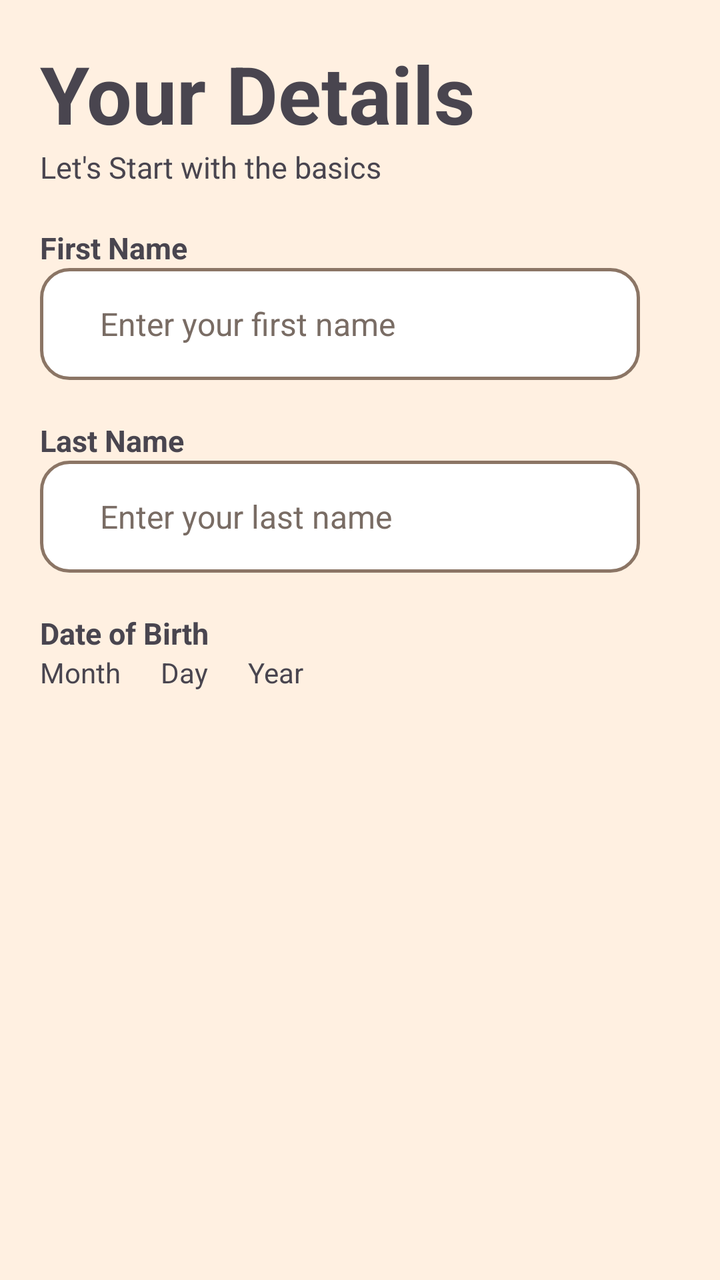
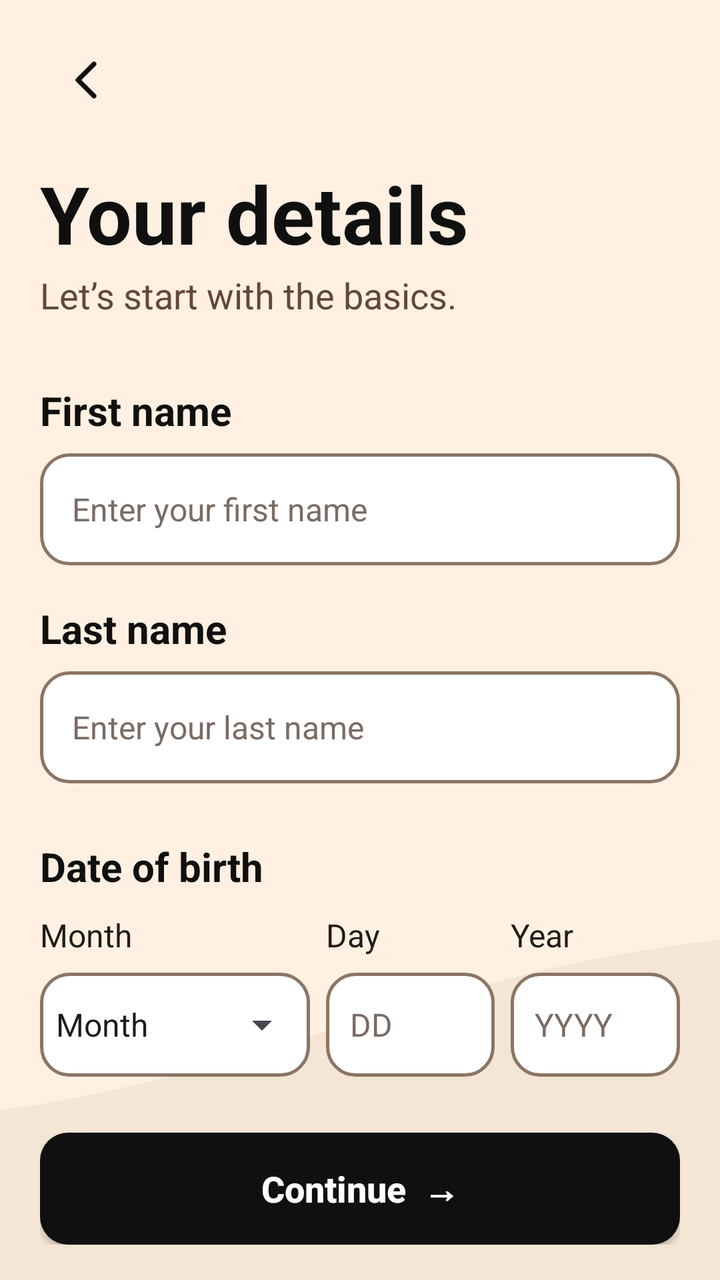

Compare the two renders of this Android layout. The source of the first and the diff that turns it into the second are given below.
<!-- AndroidManifest.xml: application theme Theme.DormMate -->
<!-- res/layout/activity_sign_up.xml -->
<?xml version="1.0" encoding="utf-8"?>
<LinearLayout xmlns:android="http://schemas.android.com/apk/res/android"
    xmlns:app="http://schemas.android.com/apk/res-auto"
    xmlns:tools="http://schemas.android.com/tools"
    android:id="@+id/main"
    android:layout_width="match_parent"
    android:layout_height="match_parent"
    tools:context=".SignUp"
    android:gravity="top"
    android:background="@color/cream"
    android:orientation="vertical"
    >


    <TextView
        android:paddingTop="20dp"
        android:paddingLeft="20dp"
        android:layout_width="wrap_content"
        android:layout_height="wrap_content"
        android:textSize="40dp"
        android:textStyle="bold"
        android:text="Your Details"/>
    <TextView
        android:layout_width="wrap_content"
        android:layout_height="wrap_content"
        android:text="Let's Start with the basics"
        android:paddingLeft="20dp"
        android:textSize="15dp"/>
    <TextView
        android:layout_width="wrap_content"
        android:layout_height="wrap_content"
        android:paddingLeft="20dp"
        android:paddingTop="20dp"
        android:textSize="15dp"
        android:textStyle="bold"
        android:text="First Name"/>

    <EditText
        android:id="@+id/etFirstName"
        android:layout_width="300dp"
        android:layout_height="56dp"
        android:autofillHints="personGivenName"
        android:background="@drawable/rounded_input"
        android:backgroundTint="@null"
        android:gravity="center_vertical"
        android:hint="Enter your first name"
        android:inputType="textPersonName|textCapWords"
        android:paddingStart="30dp"
        android:paddingEnd="16dp"
        android:singleLine="true"
        android:textColor="#201B18"
        android:textColorHint="#796C64"
        android:textSize="16sp"
        android:layout_marginStart="20dp"/>

    <TextView
        android:layout_width="wrap_content"
        android:layout_height="wrap_content"
        android:paddingLeft="20dp"
        android:paddingTop="20dp"
        android:textSize="15dp"
        android:textStyle="bold"
        android:text="Last Name"/>

    <EditText
        android:id="@+id/etFirstName"
        android:layout_width="300dp"
        android:layout_height="56dp"
        android:autofillHints="personGivenName"
        android:background="@drawable/rounded_input"
        android:backgroundTint="@null"
        android:gravity="center_vertical"
        android:hint="Enter your last name"
        android:inputType="textPersonName|textCapWords"
        android:paddingStart="30dp"
        android:paddingEnd="16dp"
        android:singleLine="true"
        android:textColor="#201B18"
        android:textColorHint="#796C64"
        android:textSize="16sp"
        android:layout_marginStart="20dp"/>

    <TextView
        android:layout_width="wrap_content"
        android:layout_height="wrap_content"
        android:paddingLeft="20dp"
        android:paddingTop="20dp"
        android:textSize="15dp"
        android:textStyle="bold"
        android:text="Date of Birth"/>
    <LinearLayout
        android:layout_width="match_parent"
        android:layout_height="match_parent"
        android:orientation="horizontal"
        android:gravity="top">
        <TextView
            android:layout_width="wrap_content"
            android:layout_height="wrap_content"
            android:paddingStart="20sp"
            android:text="Month"/>
        <TextView
            android:layout_width="wrap_content"
            android:layout_height="wrap_content"
            android:paddingStart="20sp"
            android:text="Day"/>
        <TextView
            android:layout_width="wrap_content"
            android:layout_height="wrap_content"
            android:paddingStart="20sp"
            android:text="Year"/>
</LinearLayout>


</LinearLayout>
<!-- resources referenced by this layout -->
<resources>
  <color name="cream">#fff0e1</color>
  <style name="Theme.DormMate" parent="Base.Theme.DormMate" />
  <style name="Base.Theme.DormMate" parent="Theme.Material3.DayNight.NoActionBar">
          
          
          <item name="colorPrimary">@color/orange</item>
          <item name="colorOnPrimary">@color/white</item>
      </style>
  <color name="orange">#ed6445</color>
  <color name="white">#ffffff</color>
  <!-- unchanged entries left out for length: 1 -->
</resources>

<!-- the commit's change to res/layout/activity_sign_up.xml (unified diff, before → after) -->
@@ -1,114 +1,188 @@
 <?xml version="1.0" encoding="utf-8"?>
-<LinearLayout xmlns:android="http://schemas.android.com/apk/res/android"
-    xmlns:app="http://schemas.android.com/apk/res-auto"
+<FrameLayout xmlns:android="http://schemas.android.com/apk/res/android"
     xmlns:tools="http://schemas.android.com/tools"
     android:id="@+id/main"
     android:layout_width="match_parent"
     android:layout_height="match_parent"
-    tools:context=".SignUp"
-    android:gravity="top"
     android:background="@color/cream"
-    android:orientation="vertical"
-    >
+    tools:context=".SignUp2">
 
+    
+    <View
+        android:layout_width="match_parent"
+        android:layout_height="190dp"
+        android:layout_gravity="bottom"
+        android:background="@drawable/signup_wave"
+        android:importantForAccessibility="no" />
 
-    <TextView
-        android:paddingTop="20dp"
-        android:paddingLeft="20dp"
-        android:layout_width="wrap_content"
-        android:layout_height="wrap_content"
-        android:textSize="40dp"
-        android:textStyle="bold"
-        android:text="Your Details"/>
-    <TextView
-        android:layout_width="wrap_content"
-        android:layout_height="wrap_content"
-        android:text="Let's Start with the basics"
-        android:paddingLeft="20dp"
-        android:textSize="15dp"/>
-    <TextView
-        android:layout_width="wrap_content"
-        android:layout_height="wrap_content"
-        android:paddingLeft="20dp"
-        android:paddingTop="20dp"
-        android:textSize="15dp"
-        android:textStyle="bold"
-        android:text="First Name"/>
-
-    <EditText
-        android:id="@+id/etFirstName"
-        android:layout_width="300dp"
-        android:layout_height="56dp"
-        android:autofillHints="personGivenName"
-        android:background="@drawable/rounded_input"
-        android:backgroundTint="@null"
-        android:gravity="center_vertical"
-        android:hint="Enter your first name"
-        android:inputType="textPersonName|textCapWords"
-        android:paddingStart="30dp"
-        android:paddingEnd="16dp"
-        android:singleLine="true"
-        android:textColor="#201B18"
-        android:textColorHint="#796C64"
-        android:textSize="16sp"
-        android:layout_marginStart="20dp"/>
-
-    <TextView
-        android:layout_width="wrap_content"
-        android:layout_height="wrap_content"
-        android:paddingLeft="20dp"
-        android:paddingTop="20dp"
-        android:textSize="15dp"
-        android:textStyle="bold"
-        android:text="Last Name"/>
-
-    <EditText
-        android:id="@+id/etFirstName"
-        android:layout_width="300dp"
-        android:layout_height="56dp"
-        android:autofillHints="personGivenName"
-        android:background="@drawable/rounded_input"
-        android:backgroundTint="@null"
-        android:gravity="center_vertical"
-        android:hint="Enter your last name"
-        android:inputType="textPersonName|textCapWords"
-        android:paddingStart="30dp"
-        android:paddingEnd="16dp"
-        android:singleLine="true"
-        android:textColor="#201B18"
-        android:textColorHint="#796C64"
-        android:textSize="16sp"
-        android:layout_marginStart="20dp"/>
-
-    <TextView
-        android:layout_width="wrap_content"
-        android:layout_height="wrap_content"
-        android:paddingLeft="20dp"
-        android:paddingTop="20dp"
-        android:textSize="15dp"
-        android:textStyle="bold"
-        android:text="Date of Birth"/>
-    <LinearLayout
+    <ScrollView
         android:layout_width="match_parent"
         android:layout_height="match_parent"
-        android:orientation="horizontal"
-        android:gravity="top">
-        <TextView
-            android:layout_width="wrap_content"
+        android:fillViewport="true"
+        android:scrollbars="none">
+
+        <LinearLayout
+            android:layout_width="match_parent"
             android:layout_height="wrap_content"
-            android:paddingStart="20sp"
-            android:text="Month"/>
-        <TextView
-            android:layout_width="wrap_content"
-            android:layout_height="wrap_content"
-            android:paddingStart="20sp"
-            android:text="Day"/>
-        <TextView
-            android:layout_width="wrap_content"
-            android:layout_height="wrap_content"
-            android:paddingStart="20sp"
-            android:text="Year"/>
-</LinearLayout>
+            android:orientation="vertical"
+            android:paddingStart="20dp"
+            android:paddingTop="16dp"
+            android:paddingEnd="20dp"
+            android:paddingBottom="24dp">
 
+            <ImageButton
+                android:id="@+id/btnBack"
+                android:layout_width="48dp"
+                android:layout_height="48dp"
+                android:background="?attr/selectableItemBackgroundBorderless"
+                android:contentDescription="Back"
+                android:padding="12dp"
+                android:src="@drawable/signup_back" />
 
-</LinearLayout>
+            <TextView
+                android:layout_width="match_parent"
+                android:layout_height="wrap_content"
+                android:layout_marginTop="16dp"
+                android:text="Your details"
+                android:textColor="#101010"
+                android:textSize="40sp"
+                android:textStyle="bold" />
+
+            <TextView
+                android:layout_width="match_parent"
+                android:layout_height="wrap_content"
+                android:layout_marginTop="2dp"
+                android:text="Let’s start with the basics."
+                android:textColor="#634835"
+                android:textSize="18sp" />
+
+            <TextView
+                style="@style/SignUpLabel"
+                android:layout_marginTop="32dp"
+                android:labelFor="@+id/etFirstName"
+                android:text="First name" />
+
+            <EditText
+                android:id="@id/etFirstName"
+                style="@style/SignUpInput"
+                android:autofillHints="personGivenName"
+                android:hint="Enter your first name"
+                android:imeOptions="actionNext"
+                android:inputType="textPersonName|textCapWords" />
+
+            <TextView
+                style="@style/SignUpLabel"
+                android:layout_marginTop="18dp"
+                android:labelFor="@+id/etLastName"
+                android:text="Last name" />
+
+            <EditText
+                android:id="@id/etLastName"
+                style="@style/SignUpInput"
+                android:autofillHints="personFamilyName"
+                android:hint="Enter your last name"
+                android:imeOptions="actionNext"
+                android:inputType="textPersonName|textCapWords" />
+
+            <TextView
+                style="@style/SignUpLabel"
+                android:layout_marginTop="28dp"
+                android:text="Date of birth" />
+
+            <LinearLayout
+                android:layout_width="match_parent"
+                android:layout_height="wrap_content"
+                android:layout_marginTop="10dp"
+                android:baselineAligned="false"
+                android:orientation="horizontal">
+
+                
+                <LinearLayout
+                    android:layout_width="0dp"
+                    android:layout_height="wrap_content"
+                    android:layout_weight="1.6"
+                    android:orientation="vertical">
+
+                    <TextView
+                        style="@style/SignUpDateLabel"
+                        android:labelFor="@+id/spMonth"
+                        android:text="Month" />
+
+                    <FrameLayout
+                        android:layout_width="match_parent"
+                        android:layout_height="52dp"
+                        android:layout_marginTop="8dp"
+                        android:background="@drawable/rounded_input">
+
+                        <Spinner
+                            android:id="@id/spMonth"
+                            android:layout_width="match_parent"
+                            android:layout_height="match_parent"
+                            android:entries="@array/signup_months"
+                            android:spinnerMode="dropdown" />
+                    </FrameLayout>
+                </LinearLayout>
+
+                <LinearLayout
+                    android:layout_width="0dp"
+                    android:layout_height="wrap_content"
+                    android:layout_marginStart="8dp"
+                    android:layout_weight="1"
+                    android:orientation="vertical">
+
+                    <TextView
+                        style="@style/SignUpDateLabel"
+                        android:labelFor="@+id/etDay"
+                        android:text="Day" />
+
+                    <EditText
+                        android:id="@id/etDay"
+                        style="@style/SignUpDateInput"
+                        android:hint="DD"
+                        android:imeOptions="actionNext"
+                        android:maxLength="2" />
+                </LinearLayout>
+
+                <LinearLayout
+                    android:layout_width="0dp"
+                    android:layout_height="wrap_content"
+                    android:layout_marginStart="8dp"
+                    android:layout_weight="1"
+                    android:orientation="vertical">
+
+                    <TextView
+                        style="@style/SignUpDateLabel"
+                        android:labelFor="@+id/etYear"
+                        android:text="Year" />
+
+                    <EditText
+                        android:id="@id/etYear"
+                        style="@style/SignUpDateInput"
+                        android:hint="YYYY"
+                        android:imeOptions="actionDone"
+                        android:maxLength="4" />
+                </LinearLayout>
+            </LinearLayout>
+
+            
+            <Space
+                android:layout_width="1dp"
+                android:layout_height="0dp"
+                android:layout_weight="1" />
+
+            <android.widget.Button
+                android:id="@+id/btnContinue"
+                android:layout_width="match_parent"
+                android:layout_height="56dp"
+                android:layout_marginTop="28dp"
+                android:background="@drawable/signup_continue"
+                android:backgroundTint="@null"
+                android:text="Continue  →"
+                android:textAllCaps="false"
+                android:textColor="#FFFFFF"
+                android:textSize="18sp"
+                android:textStyle="bold" />
+
+        </LinearLayout>
+    </ScrollView>
+</FrameLayout>
<!-- resource entries referenced after the edit -->
@@ -1,6 +1,91 @@
 <!-- resources referenced by this layout -->
 <resources>
+  <string-array name="signup_months">
+          <item>Month</item>
+          <item>January</item>
+          <item>February</item>
+          <item>March</item>
+          <item>April</item>
+          <item>May</item>
+          <item>June</item>
+          <item>July</item>
+          <item>August</item>
+          <item>September</item>
+          <item>October</item>
+          <item>November</item>
+          <item>December</item>
+      </string-array>
   <color name="cream">#fff0e1</color>
+  <!-- drawable signup_back (drawable) -->
+  <?xml version="1.0" encoding="utf-8"?>
+  <vector xmlns:android="http://schemas.android.com/apk/res/android"
+      android:width="24dp"
+      android:height="24dp"
+      android:viewportWidth="24"
+      android:viewportHeight="24"
+      android:autoMirrored="true">
+      <path
+          android:pathData="M15,4 L7,12 L15,20"
+          android:strokeColor="#101010"
+          android:strokeWidth="2.4"
+          android:strokeLineCap="round"
+          android:strokeLineJoin="round" />
+  </vector>
+  <!-- drawable signup_continue (drawable) -->
+  <?xml version="1.0" encoding="utf-8"?>
+  <ripple xmlns:android="http://schemas.android.com/apk/res/android"
+      android:color="#40FFFFFF">
+      <item>
+          <shape android:shape="rectangle">
+              <solid android:color="#101010" />
+              <corners android:radius="14dp" />
+          </shape>
+      </item>
+  </ripple>
+  <!-- drawable signup_wave (drawable) -->
+  <?xml version="1.0" encoding="utf-8"?>
+  <vector xmlns:android="http://schemas.android.com/apk/res/android"
+      android:width="360dp"
+      android:height="190dp"
+      android:viewportWidth="360"
+      android:viewportHeight="190">
+      <path
+          android:fillColor="#F4E5D5"
+          android:pathData="M0,105 C120,90 225,34 360,20 L360,190 L0,190 Z" />
+  </vector>
+  <style name="SignUpDateInput" parent="SignUpInput">
+          <item name="android:layout_height">52dp</item>
+          <item name="android:inputType">number</item>
+          <item name="android:paddingStart">12dp</item>
+          <item name="android:paddingEnd">8dp</item>
+      </style>
+  <style name="SignUpDateLabel">
+          <item name="android:layout_width">wrap_content</item>
+          <item name="android:layout_height">wrap_content</item>
+          <item name="android:textColor">#201B18</item>
+          <item name="android:textSize">16sp</item>
+      </style>
+  <style name="SignUpInput">
+          <item name="android:layout_width">match_parent</item>
+          <item name="android:layout_height">56dp</item>
+          <item name="android:layout_marginTop">8dp</item>
+          <item name="android:background">@drawable/rounded_input</item>
+          <item name="android:backgroundTint">@null</item>
+          <item name="android:gravity">start|center_vertical</item>
+          <item name="android:paddingStart">16dp</item>
+          <item name="android:paddingEnd">16dp</item>
+          <item name="android:singleLine">true</item>
+          <item name="android:textColor">#201B18</item>
+          <item name="android:textColorHint">#796C64</item>
+          <item name="android:textSize">16sp</item>
+      </style>
+  <style name="SignUpLabel">
+          <item name="android:layout_width">wrap_content</item>
+          <item name="android:layout_height">wrap_content</item>
+          <item name="android:textColor">#101010</item>
+          <item name="android:textSize">20sp</item>
+          <item name="android:textStyle">bold</item>
+      </style>
   <style name="Theme.DormMate" parent="Base.Theme.DormMate" />
   <style name="Base.Theme.DormMate" parent="Theme.Material3.DayNight.NoActionBar">
           
